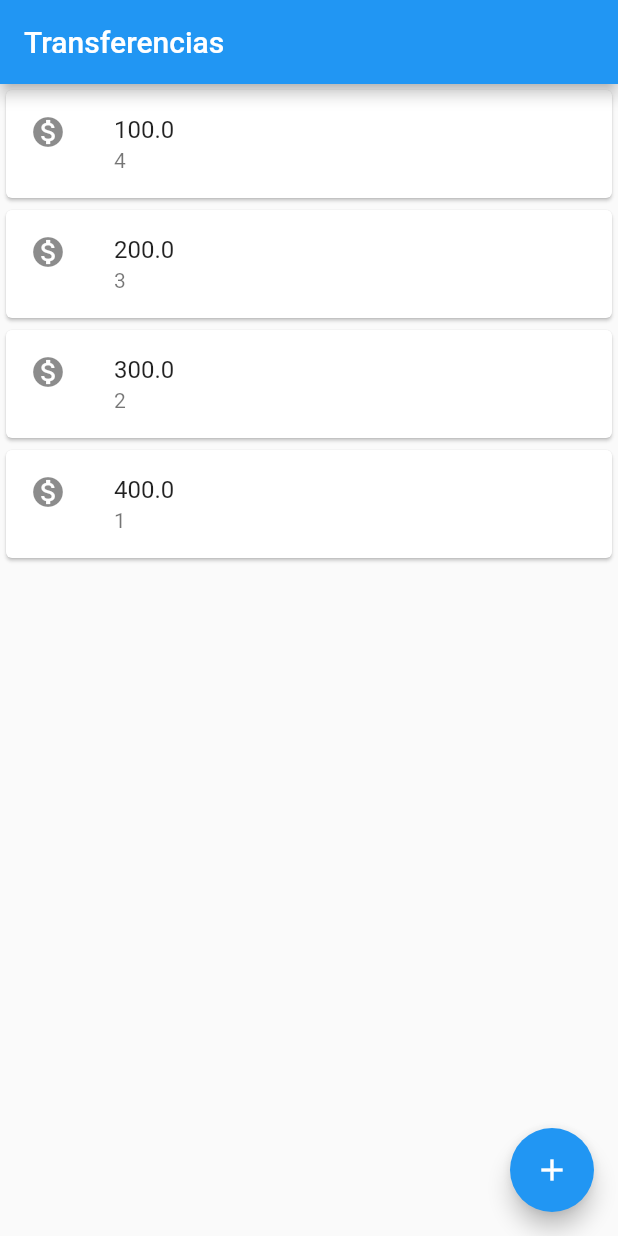
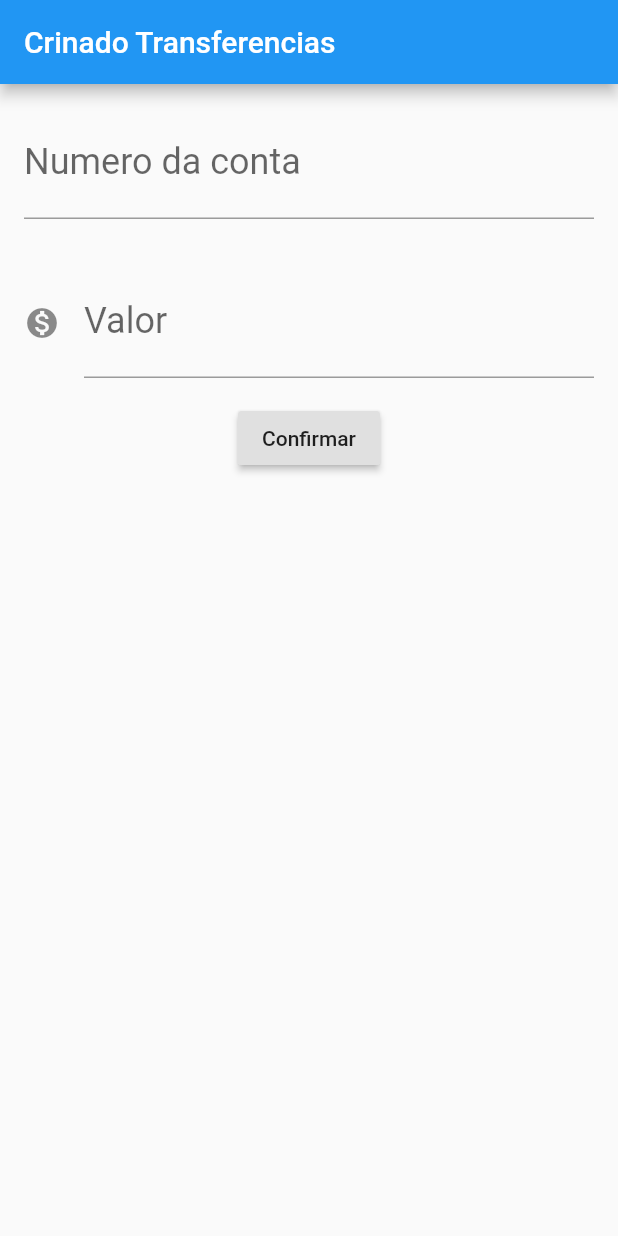
Before and after one commit to jpedro0/AluraByteBank, a Flutter app: the screen it shows after launch, on a phone screen of 412 x 824 dp. Run offline on Flutter 3.47's test engine with Material 2 defaults, Android fonts, the phone set to English and light mode, and no system bars.

Commit message:
[TSK] Layout Formulario Transferencia [NEW] Criando o layout do formulario [REF] Altereando o toString da classes transferencia [REF] Coloando o hot reload para funcionda

```diff
--- a/lib/main.dart
+++ b/lib/main.dart
@@ -1,23 +1,85 @@
 import 'package:flutter/cupertino.dart';
 import 'package:flutter/material.dart';
 
-void main() => runApp(MaterialApp(
-      home: Scaffold(
-          appBar: AppBar(title: Text('Transferencias')),
-          floatingActionButton: FloatingActionButton(child: Icon(Icons.add)),
-          body: ListaTransferencia()),
-    ));
+void main() => runApp(ByteBank());
+
+class ByteBank extends StatelessWidget {
+  @override
+  Widget build(BuildContext context) {
+    return MaterialApp(
+      home: Scaffold(body: FormularioTransferencia()),
+    );
+  }
+}
+
+class FormularioTransferencia extends StatelessWidget {
+  final TextEditingController _controladorCampoNumeroConta =
+      TextEditingController();
+  final TextEditingController _controladorCampoValor = TextEditingController();
+
+  @override
+  Widget build(BuildContext context) {
+    return Scaffold(
+      appBar: AppBar(
+        title: Text('Crinado Transferencias'),
+      ),
+      body: Column(
+        children: <Widget>[
+          Padding(
+            padding: const EdgeInsets.all(16.0),
+            child: TextField(
+              controller: _controladorCampoNumeroConta,
+              keyboardType: TextInputType.number,
+              style: TextStyle(fontSize: 24.0),
+              decoration: InputDecoration(
+                labelText: 'Numero da conta',
+                hintText: '0000',
+              ),
+            ),
+          ),
+          Padding(
+            padding: const EdgeInsets.all(16.0),
+            child: TextField(
+              controller: _controladorCampoValor,
+              keyboardType: TextInputType.number,
+              style: TextStyle(fontSize: 24.0),
+              decoration: InputDecoration(
+                icon: Icon(Icons.monetization_on),
+                labelText: 'Valor',
+                hintText: '000.0',
+              ),
+            ),
+          ),
+          RaisedButton(
+            child: Text('Confirmar'),
+            onPressed: () {
+              final int numeroConta = int.tryParse(_controladorCampoNumeroConta.text);
+              final double valor = double.tryParse(_controladorCampoValor.text);
+              final transferencia = Transferencia(valor, numeroConta);
+              if(numeroConta != null && valor != null)
+                debugPrint('$transferencia');
+            },
+          ),
+        ],
+      ),
+    );
+  }
+}
 
 class ListaTransferencia extends StatelessWidget {
   @override
   Widget build(BuildContext context) {
-    return Column(
+    return Scaffold(
+      appBar: AppBar(title: Text('Transferencias')),
+      floatingActionButton: FloatingActionButton(child: Icon(Icons.add)),
+      body: Column(
         children: <Widget>[
           ItemTransferencia(Transferencia(100.0, 4)),
           ItemTransferencia(Transferencia(200.0, 3)),
           ItemTransferencia(Transferencia(300.0, 2)),
           ItemTransferencia(Transferencia(400.0, 1))
         ],
+      ),
     );
   }
 }
@@ -40,9 +102,14 @@ class ItemTransferencia extends StatelessWidget {
   }
 }
 
-class Transferencia{
+class Transferencia {
   final double valor;
   final int numeroConta;
 
   Transferencia(this.valor, this.numeroConta);
+
+  @override
+  String toString() {
+    return 'Transferencia{valor: $valor, numeroConta: $numeroConta}';
   }
+}
```
Lines whose indentation alone changed are shown as unchanged.
